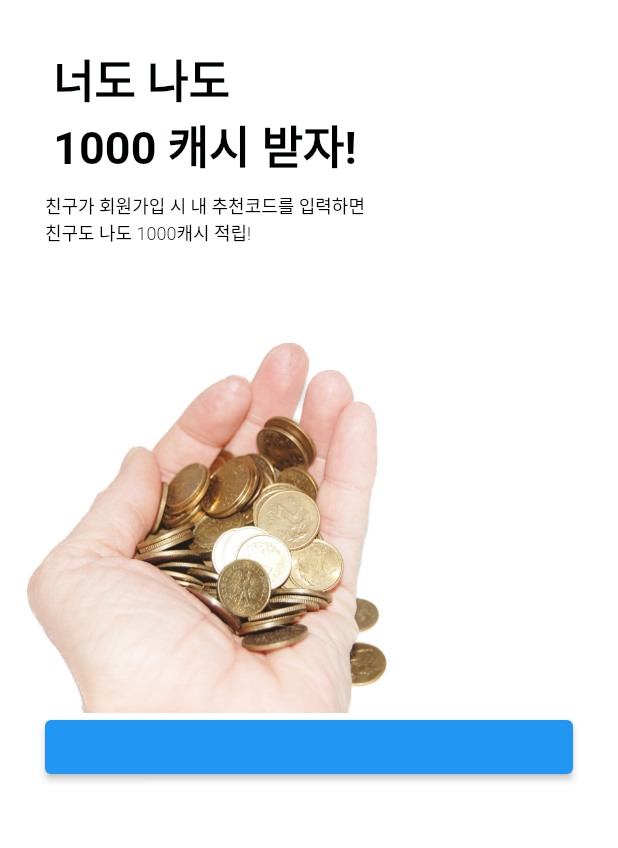
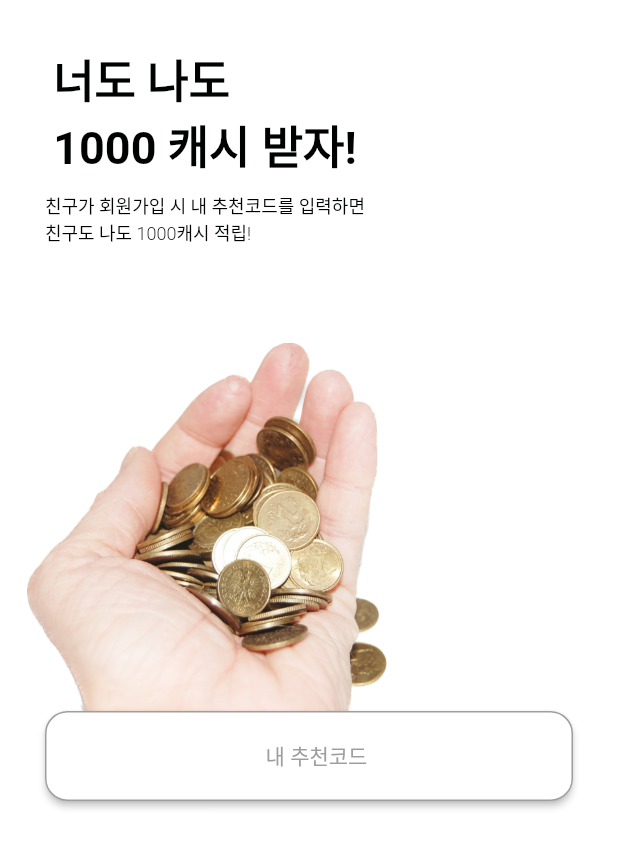
Before and after one commit to dc143cDev/cashwalk-clone, a Flutter app: the FriendsInviteView screen opened directly, on a phone screen of 412 x 824 dp. Shown: the top 848 px of the screen. Run offline on Flutter 3.47's test engine with Material 2 defaults, Android fonts, the light colour scheme and no system bars; our stand-ins replace flutter_colorpicker, flutter_speed_dial, get, get_storage, image_picker, step_progress_indicator; accounts and stored records are empty; Roboto replaces fonts that are missing (IBMKR); statements that could not run were skipped; project files that could hold a hidden picture were left out.

Commit message:
getx 패턴으로 speed dial 구현 완료. 친구 페이지 ui 일부 구현.

```diff
--- a/lib/app/modules/friends/views/friends_invite_view.dart
+++ b/lib/app/modules/friends/views/friends_invite_view.dart
@@ -57,9 +57,28 @@ class FriendsInviteView extends GetView<FriendsController> {
                   padding: const EdgeInsets.fromLTRB(30, 270, 30, 0),
                   child: SizedBox(
                     width: 370,
+                    height: 60,
                     child: ElevatedButton(
+                      style: ElevatedButton.styleFrom(
+                        shape: RoundedRectangleBorder(
+                            borderRadius: BorderRadius.circular(15)),
+                        side: BorderSide(color: Colors.grey, width: 1),
+                        backgroundColor: bgColor,
+                      ),
                       onPressed: () {},
-                      child: Row(),
+                      child: Row(
+                        mainAxisAlignment: MainAxisAlignment.center,
+                        crossAxisAlignment: CrossAxisAlignment.center,
+                        children: [
+                          SizedBox(
+                            width: 10,
+                          ),
+                          Text(
+                            '내 추천코드',
+                            style: TextStyle(color: Colors.grey),
+                          ),
+                        ],
+                      ),
                     ),
                   ),
                 ),
```
